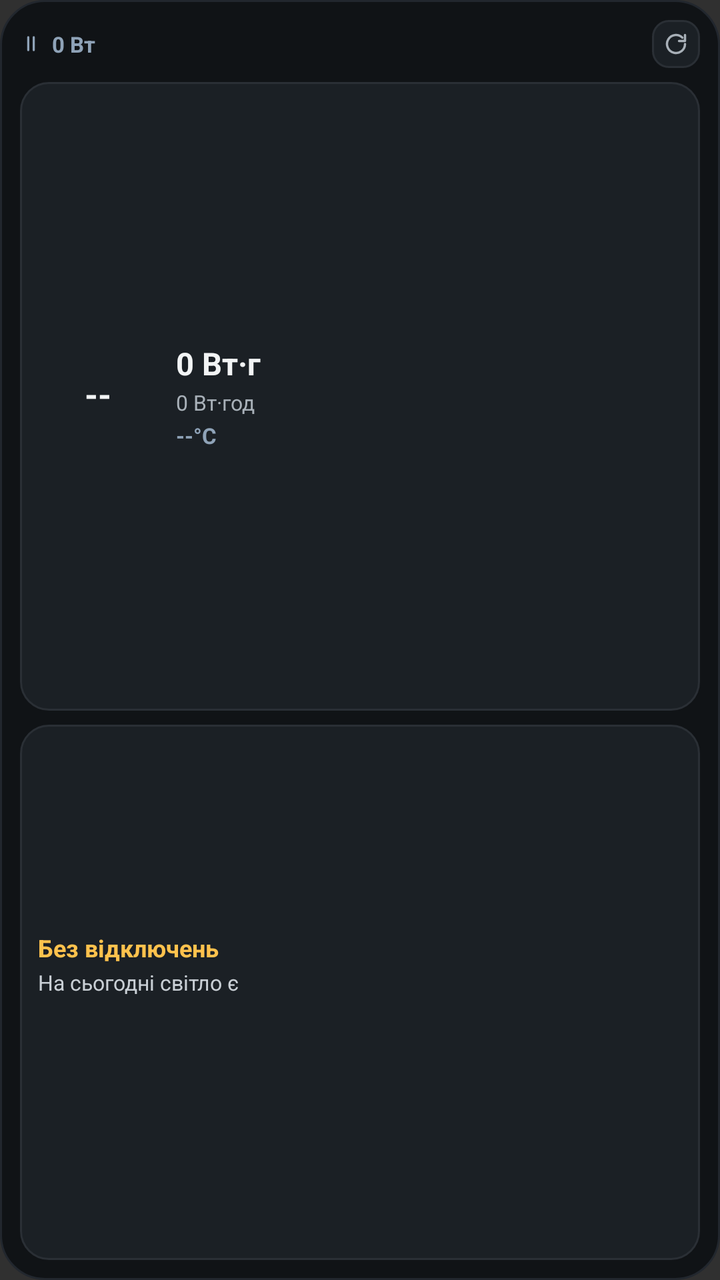
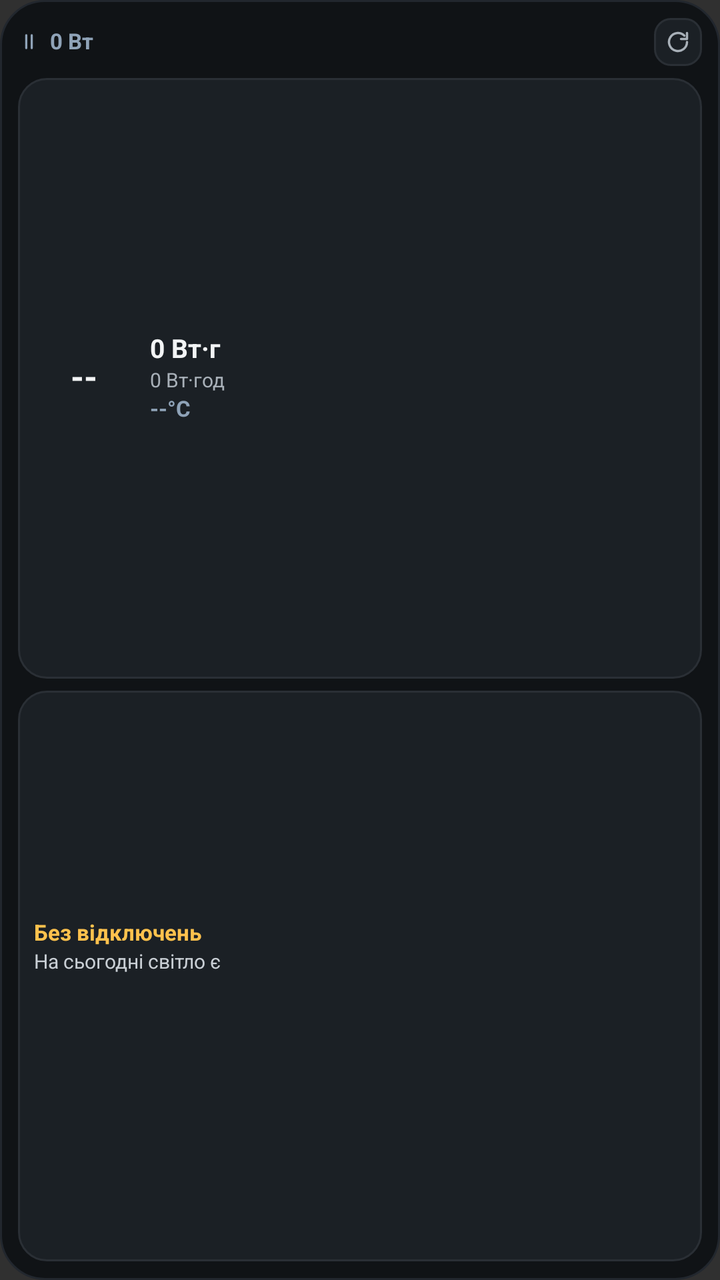

Compare the two renders of this Android layout. The source of the first and the diff that turns it into the second are given below.
<!-- AndroidManifest.xml: application theme Theme.AppCompat.NoActionBar -->
<!-- res/layout/widget_marstek_2x3.xml -->
<?xml version="1.0" encoding="utf-8"?>
<LinearLayout xmlns:android="http://schemas.android.com/apk/res/android"
    android:id="@+id/widgetRoot"
    android:layout_width="match_parent"
    android:layout_height="match_parent"
    android:background="@drawable/widget_bg"
    android:orientation="vertical"
    android:padding="10dp">

    
    <LinearLayout
        android:layout_width="match_parent"
        android:layout_height="wrap_content"
        android:gravity="center_vertical"
        android:orientation="horizontal">

        <ImageView
            android:id="@+id/mini2ModeIcon"
            android:layout_width="11dp"
            android:layout_height="11dp"
            android:contentDescription="@null"
            android:src="@drawable/ic_mode_idle" />

        <TextView
            android:id="@+id/mini2WattsText"
            android:layout_width="0dp"
            android:layout_height="wrap_content"
            android:layout_marginStart="5dp"
            android:layout_weight="1"
            android:ellipsize="end"
            android:fontFeatureSettings="tnum"
            android:maxLines="1"
            android:text="0 Вт"
            android:textColor="#8FA3B8"
            android:textSize="11sp"
            android:textStyle="bold" />

        <FrameLayout
            android:id="@+id/mini2RefreshBtn"
            android:layout_width="24dp"
            android:layout_height="24dp"
            android:background="@drawable/refresh_btn_bg">

            <ImageView
                android:layout_width="12dp"
                android:layout_height="12dp"
                android:layout_gravity="center"
                android:contentDescription="@string/app_name"
                android:src="@drawable/ic_refresh" />
        </FrameLayout>
    </LinearLayout>

    
    <LinearLayout
        android:id="@+id/mini2BatteryTile"
        android:layout_width="match_parent"
        android:layout_height="0dp"
        android:layout_marginTop="7dp"
        android:layout_weight="1"
        android:background="@drawable/widget_card_bg"
        android:gravity="center_vertical"
        android:orientation="horizontal"
        android:padding="10dp">

        <FrameLayout
            android:layout_width="58dp"
            android:layout_height="58dp">

            <ImageView
                android:id="@+id/mini2GaugeImage"
                android:layout_width="match_parent"
                android:layout_height="match_parent"
                android:contentDescription="@null"
                android:scaleType="fitCenter" />

            <TextView
                android:id="@+id/mini2SocText"
                android:layout_width="match_parent"
                android:layout_height="match_parent"
                android:fontFeatureSettings="tnum"
                android:gravity="center"
                android:includeFontPadding="false"
                android:text="--"
                android:textColor="#F2F4F5"
                android:textSize="17sp"
                android:textStyle="bold" />
        </FrameLayout>

        <LinearLayout
            android:layout_width="0dp"
            android:layout_height="wrap_content"
            android:layout_marginStart="10dp"
            android:layout_weight="1"
            android:orientation="vertical">

            <TextView
                android:id="@+id/mini2DurationText"
                android:layout_width="match_parent"
                android:layout_height="wrap_content"
                android:ellipsize="end"
                android:fontFeatureSettings="tnum"
                android:maxLines="1"
                android:text="0 Вт·г"
                android:textColor="#F2F4F5"
                android:textSize="15.5sp"
                android:textStyle="bold" />

            <TextView
                android:id="@+id/mini23SubWhText"
                android:layout_width="match_parent"
                android:layout_height="wrap_content"
                android:layout_marginTop="2dp"
                android:ellipsize="end"
                android:fontFeatureSettings="tnum"
                android:maxLines="1"
                android:text="0 Вт·год"
                android:textColor="#A8B0B8"
                android:textSize="10.5sp" />

            <TextView
                android:id="@+id/mini2TempText"
                android:layout_width="match_parent"
                android:layout_height="wrap_content"
                android:layout_marginTop="2dp"
                android:fontFeatureSettings="tnum"
                android:maxLines="1"
                android:text="--°C"
                android:textColor="#8FA3B8"
                android:textSize="11sp"
                android:textStyle="bold" />
        </LinearLayout>
    </LinearLayout>

    
    <LinearLayout
        android:id="@+id/mini2OutageTile"
        android:layout_width="match_parent"
        android:layout_height="0dp"
        android:layout_marginTop="7dp"
        android:layout_weight="0.85"
        android:background="@drawable/widget_card_bg"
        android:gravity="center_vertical"
        android:orientation="vertical"
        android:padding="9dp">

        <TextView
            android:id="@+id/mini2OutageRange"
            android:layout_width="match_parent"
            android:layout_height="wrap_content"
            android:ellipsize="end"
            android:fontFeatureSettings="tnum"
            android:maxLines="1"
            android:text="Без відключень"
            android:textColor="#FFC24D"
            android:textSize="12sp"
            android:textStyle="bold" />

        <TextView
            android:id="@+id/mini2OutageCountdown"
            android:layout_width="match_parent"
            android:layout_height="wrap_content"
            android:layout_marginTop="2dp"
            android:ellipsize="end"
            android:fontFeatureSettings="tnum"
            android:maxLines="1"
            android:text="На сьогодні світло є"
            android:textColor="#C9CFD5"
            android:textSize="10.5sp" />

        <ImageView
            android:id="@+id/mini23OutageBar"
            android:layout_width="match_parent"
            android:layout_height="22dp"
            android:layout_marginTop="6dp"
            android:contentDescription="@null"
            android:scaleType="fitXY" />
    </LinearLayout>

</LinearLayout>
<!-- resources referenced by this layout -->
<resources>
  <!-- drawable ic_mode_idle (drawable) -->
  <?xml version="1.0" encoding="utf-8"?>
  <vector xmlns:android="http://schemas.android.com/apk/res/android"
      android:width="14dp"
      android:height="14dp"
      android:viewportWidth="24"
      android:viewportHeight="24">
      <path
          android:fillColor="#00000000"
          android:pathData="M9,5v14M15,5v14"
          android:strokeColor="#8FA3B8"
          android:strokeLineCap="round"
          android:strokeLineJoin="round"
          android:strokeWidth="2.4" />
  </vector>
  <!-- drawable ic_refresh (drawable) -->
  <?xml version="1.0" encoding="utf-8"?>
  <vector xmlns:android="http://schemas.android.com/apk/res/android"
      android:width="16dp"
      android:height="16dp"
      android:viewportWidth="24"
      android:viewportHeight="24">
      <path
          android:fillColor="#00000000"
          android:pathData="M21,12a9,9 0,1 1,-2.64 -6.36"
          android:strokeColor="#A8B0B8"
          android:strokeLineCap="round"
          android:strokeLineJoin="round"
          android:strokeWidth="2.3" />
      <path
          android:fillColor="#00000000"
          android:pathData="M21,3v6h-6"
          android:strokeColor="#A8B0B8"
          android:strokeLineCap="round"
          android:strokeLineJoin="round"
          android:strokeWidth="2.3" />
  </vector>
  <!-- drawable refresh_btn_bg (drawable) -->
  <?xml version="1.0" encoding="utf-8"?>
  <shape xmlns:android="http://schemas.android.com/apk/res/android"
      android:shape="rectangle">
      <solid android:color="#1B2025" />
      <corners android:radius="8dp" />
      <stroke
          android:width="1dp"
          android:color="#2A2F35" />
  </shape>
  <!-- drawable widget_bg (drawable) -->
  <?xml version="1.0" encoding="utf-8"?>
  <shape xmlns:android="http://schemas.android.com/apk/res/android"
      android:shape="rectangle">
      <solid android:color="#101316" />
      <corners android:radius="22dp" />
      <stroke
          android:width="1dp"
          android:color="#22272E" />
  </shape>
  <!-- drawable widget_card_bg (drawable) -->
  <?xml version="1.0" encoding="utf-8"?>
  <shape xmlns:android="http://schemas.android.com/apk/res/android"
      android:shape="rectangle">
      <solid android:color="#1B2025" />
      <corners android:radius="14dp" />
      <stroke
          android:width="1dp"
          android:color="#2A2F35" />
  </shape>
  <string name="app_name">Marstek Venus Widget</string>
</resources>

<!-- the commit's change to res/layout/widget_marstek_2x3.xml (unified diff, before → after) -->
@@ -5,7 +5,7 @@
     android:layout_height="match_parent"
     android:background="@drawable/widget_bg"
     android:orientation="vertical"
-    android:padding="10dp">
+    android:padding="9dp">
 
     
     <LinearLayout
@@ -29,9 +29,10 @@
             android:layout_weight="1"
             android:ellipsize="end"
             android:fontFeatureSettings="tnum"
+            android:includeFontPadding="false"
             android:maxLines="1"
             android:text="0 Вт"
-            android:textColor="#8FA3B8"
+            android:textColor="@color/text_muted"
             android:textSize="11sp"
             android:textStyle="bold" />
 
@@ -55,16 +56,16 @@
         android:id="@+id/mini2BatteryTile"
         android:layout_width="match_parent"
         android:layout_height="0dp"
-        android:layout_marginTop="7dp"
+        android:layout_marginTop="6dp"
         android:layout_weight="1"
         android:background="@drawable/widget_card_bg"
         android:gravity="center_vertical"
         android:orientation="horizontal"
-        android:padding="10dp">
+        android:padding="8dp">
 
         <FrameLayout
-            android:layout_width="58dp"
-            android:layout_height="58dp">
+            android:layout_width="50dp"
+            android:layout_height="50dp">
 
             <ImageView
                 android:id="@+id/mini2GaugeImage"
@@ -81,7 +82,7 @@
                 android:gravity="center"
                 android:includeFontPadding="false"
                 android:text="--"
-                android:textColor="#F2F4F5"
+                android:textColor="@color/text_primary"
                 android:textSize="17sp"
                 android:textStyle="bold" />
         </FrameLayout>
@@ -89,7 +90,7 @@
         <LinearLayout
             android:layout_width="0dp"
             android:layout_height="wrap_content"
-            android:layout_marginStart="10dp"
+            android:layout_marginStart="8dp"
             android:layout_weight="1"
             android:orientation="vertical">
 
@@ -97,12 +98,12 @@
                 android:id="@+id/mini2DurationText"
                 android:layout_width="match_parent"
                 android:layout_height="wrap_content"
-                android:ellipsize="end"
                 android:fontFeatureSettings="tnum"
+                android:includeFontPadding="false"
                 android:maxLines="1"
                 android:text="0 Вт·г"
-                android:textColor="#F2F4F5"
-                android:textSize="15.5sp"
+                android:textColor="@color/text_primary"
+                android:textSize="13sp"
                 android:textStyle="bold" />
 
             <TextView
@@ -112,10 +113,11 @@
                 android:layout_marginTop="2dp"
                 android:ellipsize="end"
                 android:fontFeatureSettings="tnum"
+                android:includeFontPadding="false"
                 android:maxLines="1"
                 android:text="0 Вт·год"
-                android:textColor="#A8B0B8"
-                android:textSize="10.5sp" />
+                android:textColor="@color/text_secondary"
+                android:textSize="10sp" />
 
             <TextView
                 android:id="@+id/mini2TempText"
@@ -123,9 +125,10 @@
                 android:layout_height="wrap_content"
                 android:layout_marginTop="2dp"
                 android:fontFeatureSettings="tnum"
+                android:includeFontPadding="false"
                 android:maxLines="1"
                 android:text="--°C"
-                android:textColor="#8FA3B8"
+                android:textColor="@color/text_muted"
                 android:textSize="11sp"
                 android:textStyle="bold" />
         </LinearLayout>
@@ -136,12 +139,12 @@
         android:id="@+id/mini2OutageTile"
         android:layout_width="match_parent"
         android:layout_height="0dp"
-        android:layout_marginTop="7dp"
-        android:layout_weight="0.85"
+        android:layout_marginTop="6dp"
+        android:layout_weight="0.95"
         android:background="@drawable/widget_card_bg"
         android:gravity="center_vertical"
         android:orientation="vertical"
-        android:padding="9dp">
+        android:padding="8dp">
 
         <TextView
             android:id="@+id/mini2OutageRange"
@@ -149,10 +152,11 @@
             android:layout_height="wrap_content"
             android:ellipsize="end"
             android:fontFeatureSettings="tnum"
+            android:includeFontPadding="false"
             android:maxLines="1"
             android:text="Без відключень"
-            android:textColor="#FFC24D"
-            android:textSize="12sp"
+            android:textColor="@color/accent_outage"
+            android:textSize="11sp"
             android:textStyle="bold" />
 
         <TextView
@@ -162,18 +166,19 @@
             android:layout_marginTop="2dp"
             android:ellipsize="end"
             android:fontFeatureSettings="tnum"
+            android:includeFontPadding="false"
             android:maxLines="1"
             android:text="На сьогодні світло є"
-            android:textColor="#C9CFD5"
-            android:textSize="10.5sp" />
+            android:textColor="@color/text_body"
+            android:textSize="10sp" />
 
         <ImageView
             android:id="@+id/mini23OutageBar"
             android:layout_width="match_parent"
-            android:layout_height="22dp"
-            android:layout_marginTop="6dp"
+            android:layout_height="24dp"
+            android:layout_marginTop="5dp"
             android:contentDescription="@null"
-            android:scaleType="fitXY" />
+            android:scaleType="fitCenter" />
     </LinearLayout>
 
 </LinearLayout>
<!-- resource entries referenced after the edit -->
@@ -1,5 +1,10 @@
 <!-- resources referenced by this layout -->
 <resources>
+  <color name="accent_outage">#FFC24D</color>
+  <color name="text_body">#C9CFD5</color>
+  <color name="text_muted">#8FA3B8</color>
+  <color name="text_primary">#F2F4F5</color>
+  <color name="text_secondary">#A8B0B8</color>
   <!-- drawable ic_mode_idle (drawable) -->
   <?xml version="1.0" encoding="utf-8"?>
   <vector xmlns:android="http://schemas.android.com/apk/res/android"
@@ -10,7 +15,7 @@
       <path
           android:fillColor="#00000000"
           android:pathData="M9,5v14M15,5v14"
-          android:strokeColor="#8FA3B8"
+          android:strokeColor="@color/text_muted"
           android:strokeLineCap="round"
           android:strokeLineJoin="round"
           android:strokeWidth="2.4" />
@@ -25,14 +30,14 @@
       <path
           android:fillColor="#00000000"
           android:pathData="M21,12a9,9 0,1 1,-2.64 -6.36"
-          android:strokeColor="#A8B0B8"
+          android:strokeColor="@color/text_secondary"
           android:strokeLineCap="round"
           android:strokeLineJoin="round"
           android:strokeWidth="2.3" />
       <path
           android:fillColor="#00000000"
           android:pathData="M21,3v6h-6"
-          android:strokeColor="#A8B0B8"
+          android:strokeColor="@color/text_secondary"
           android:strokeLineCap="round"
           android:strokeLineJoin="round"
           android:strokeWidth="2.3" />
@@ -41,32 +46,36 @@
   <?xml version="1.0" encoding="utf-8"?>
   <shape xmlns:android="http://schemas.android.com/apk/res/android"
       android:shape="rectangle">
-      <solid android:color="#1B2025" />
+      <solid android:color="@color/bg_surface_elevated" />
       <corners android:radius="8dp" />
       <stroke
           android:width="1dp"
-          android:color="#2A2F35" />
+          android:color="@color/border_widget" />
   </shape>
   <!-- drawable widget_bg (drawable) -->
   <?xml version="1.0" encoding="utf-8"?>
   <shape xmlns:android="http://schemas.android.com/apk/res/android"
       android:shape="rectangle">
-      <solid android:color="#101316" />
+      <solid android:color="@color/bg_surface" />
       <corners android:radius="22dp" />
       <stroke
           android:width="1dp"
-          android:color="#22272E" />
+          android:color="@color/border_default" />
   </shape>
   <!-- drawable widget_card_bg (drawable) -->
   <?xml version="1.0" encoding="utf-8"?>
   <shape xmlns:android="http://schemas.android.com/apk/res/android"
       android:shape="rectangle">
-      <solid android:color="#1B2025" />
+      <solid android:color="@color/bg_surface_elevated" />
       <corners android:radius="14dp" />
       <stroke
           android:width="1dp"
-          android:color="#2A2F35" />
+          android:color="@color/border_widget" />
   </shape>
   <string name="app_name">Marstek Venus Widget</string>
+  <color name="bg_surface_elevated">#1B2025</color>
+  <color name="border_widget">#2A2F35</color>
+  <color name="bg_surface">#101316</color>
+  <color name="border_default">#22272E</color>
 </resources>
 
